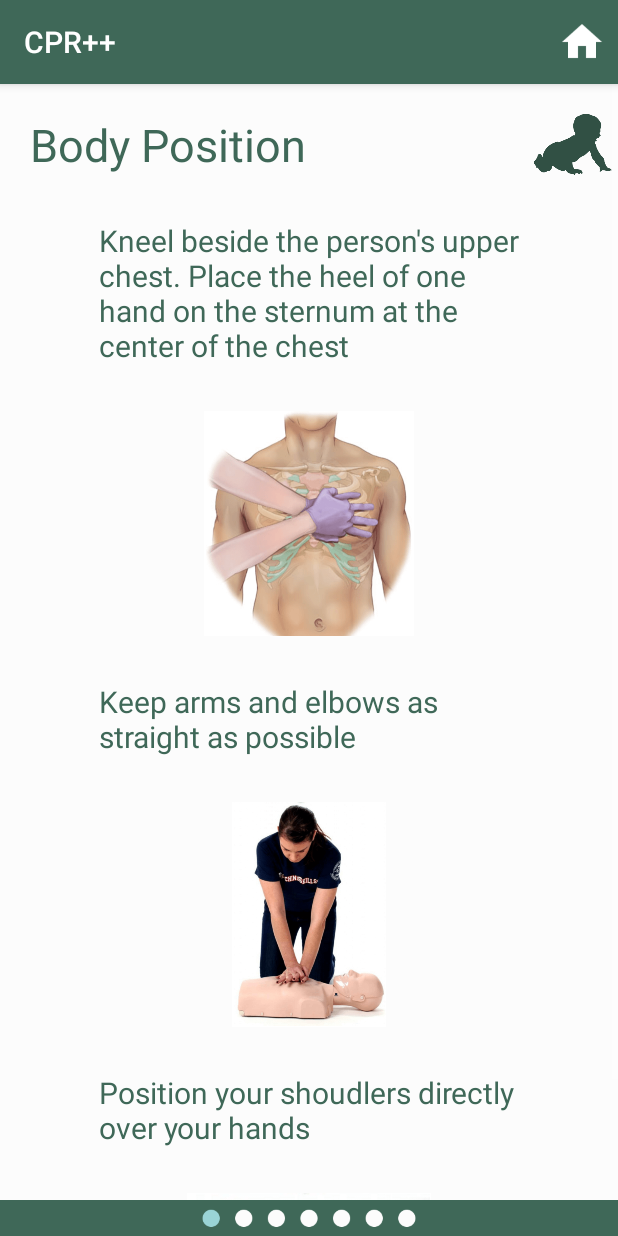
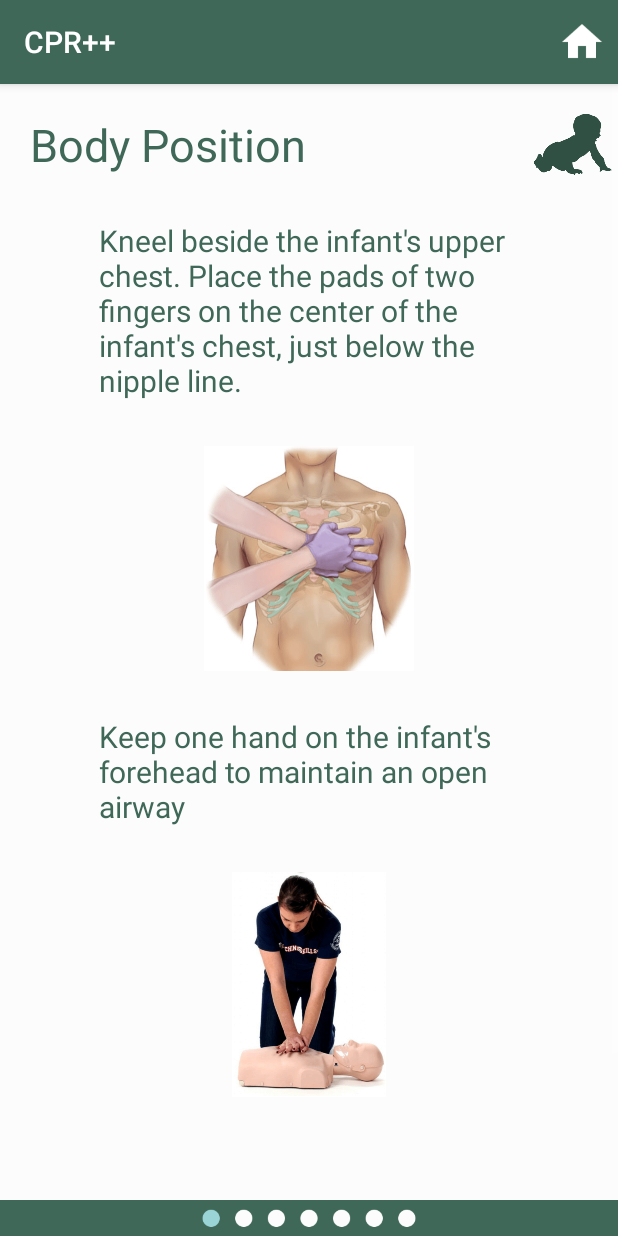
Before and after one commit to eouyang90/group-36-project, an Android app: the SampleFragmentPositioning screen opened directly, with no data from a screen before it, on a phone screen of 412 x 824 dp. Run offline under Robolectric (Android 15) with nearby library versions, the phone set to English and light mode, and no system bars; plain views replace DotIndicator; 12 statements that could not run were skipped.

Commit message:
Updated infant views

```diff
--- a/mobile/src/main/java/group36/cpr/SampleFragment.java
+++ b/mobile/src/main/java/group36/cpr/SampleFragment.java
@@ -37,8 +37,29 @@ public class SampleFragment extends Fragment {
         } else if (selection.equals("Child")) {
             text1 = "Place one hand directly on top of the other";
         } else {
-            text1 = "Two fingers from each hand \n" +
-                    "Place fingers from one hand directly on top of that from the other";
+            text1 = "Use the pads of two or three fingers of your other hand"
+                    + " to give chest compressions on the center of the chest"
+                    + " just below the nipple line.";
+
+            ImageView img21 = (ImageView) rootView.findViewById(R.id.image_21);
+            img21.setImageResource(R.drawable.infant_position);
+            TextView t22 = (TextView) rootView.findViewById(R.id.T22);
+            t22.setText("If you feel the notch at the end of the infant’s sternum,"
+                    + " move your fingers slightly toward the infant’s head");
+
+            TextView t23 = (TextView) rootView.findViewById(R.id.T23);
+            t23.setText("");
+            TextView t24 = (TextView) rootView.findViewById(R.id.T24);
+            t24.setText("");
+            TextView t25 = (TextView) rootView.findViewById(R.id.T25);
+            t25.setText("");
+
+            ImageView img22 = (ImageView) rootView.findViewById(R.id.image_22);
+            img22.setVisibility(View.INVISIBLE);
+            ImageView img23 = (ImageView) rootView.findViewById(R.id.image_23);
+            img23.setVisibility(View.INVISIBLE);
+            ImageView img24 = (ImageView) rootView.findViewById(R.id.image_24);
+            img24.setVisibility(View.INVISIBLE);
         }
         T21.setText(text1);
 
--- a/mobile/src/main/java/group36/cpr/SampleFragmentPositioning.java
+++ b/mobile/src/main/java/group36/cpr/SampleFragmentPositioning.java
@@ -36,6 +36,20 @@ public class SampleFragmentPositioning extends Fragment {
             age_1.setImageResource(R.drawable.child);
         } else {
             age_1.setImageResource(R.drawable.infant);
+
+            TextView t14 = (TextView) rootView.findViewById(R.id.T14);
+            t14.setText("Kneel beside the infant's upper chest. Place the pads of two fingers"
+                    + " on the center of the infant's chest, just below the nipple line.");
+            ImageView img14 = (ImageView) rootView.findViewById(R.id.img14);
+            img14.setImageResource(R.drawable.infant_position);
+            TextView t15 = (TextView) rootView.findViewById(R.id.T15);
+            t15.setText("Keep one hand on the infant's forehead to maintain an open airway");
+            ImageView img15 = (ImageView) rootView.findViewById(R.id.img15);
+            img15.setVisibility(View.INVISIBLE);
+            TextView t16 = (TextView) rootView.findViewById(R.id.T16);
+            t16.setText("");
+            ImageView img16 = (ImageView) rootView.findViewById(R.id.img16);
+            img16.setVisibility(View.INVISIBLE);
         }
 
 //        try_breath = (Button)rootView.findViewById(R.id.try_breath);
```
Also changed, not shown: mobile/src/main/java/group36/cpr/SampleFragmentTwo.java (+12 -0 lines), mobile/src/main/res/drawable/infant_breath.png (added), mobile/src/main/res/drawable/infant_position.png (added).
